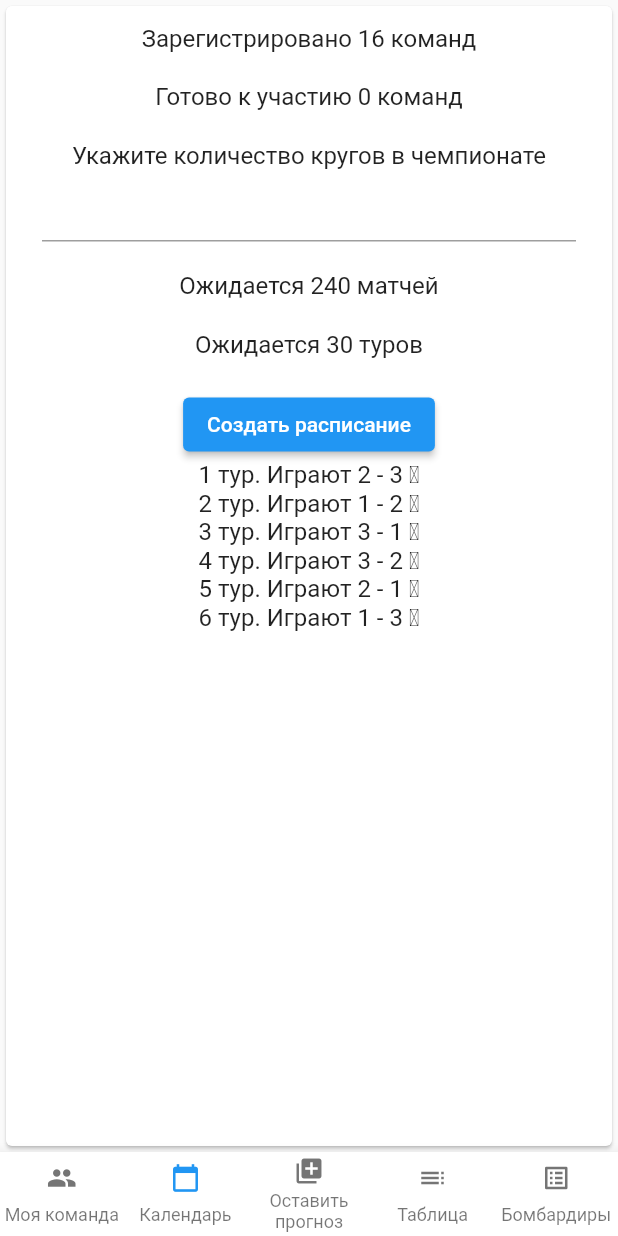
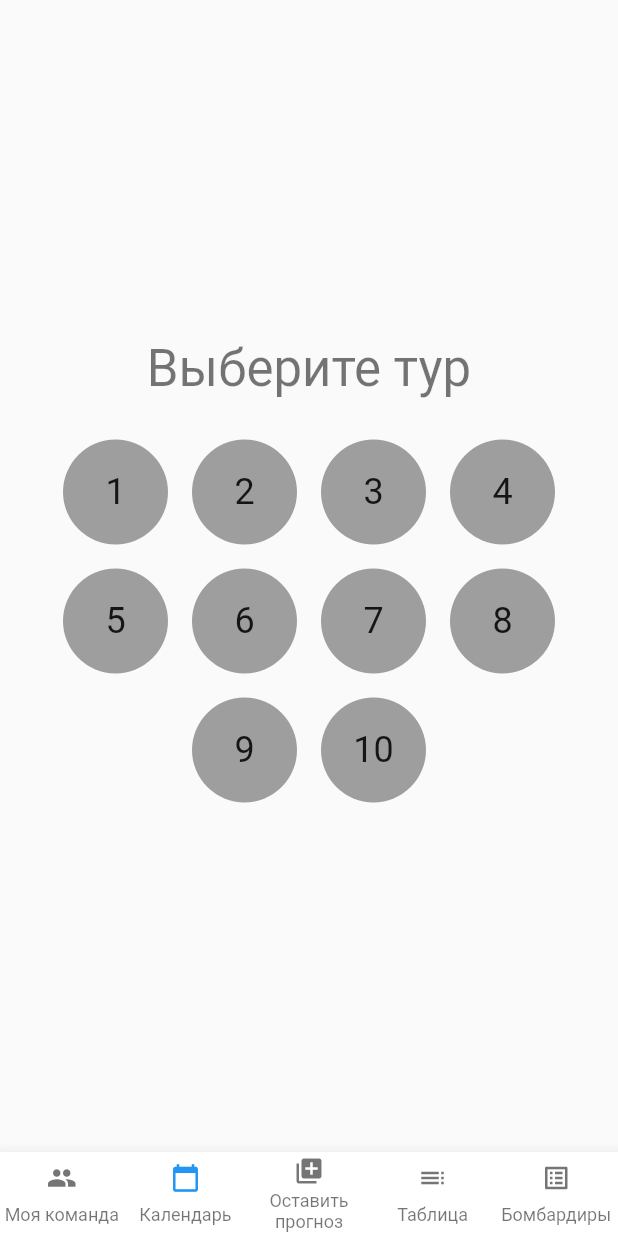
Before and after one commit to Number19thgmail/TeamCF-Admin, a Flutter app: the Homepage screen opened directly, item 2 of the bottom bar chosen, after a tap on "Создать расписание", on a phone screen of 412 x 824 dp. Run offline on Flutter 3.47's test engine with Material 2 defaults, Android fonts, the light colour scheme and no system bars; drawn by our look-alikes of custom_navigation_bar; our stand-ins replace adaptive_dialog, cloud_firestore, firebase_auth, firebase_core, fluttertoast, google_sign_in; missing offline and left inert: date_range_picker; accounts and stored records are empty.

Commit message:
Отображение списка туров

```diff
--- a/team_c_f/lib/data/schedule.dart
+++ b/team_c_f/lib/data/schedule.dart
@@ -8,10 +8,11 @@ class Tour {
   String docId; // Идентификатор документа с информацией о туре
   final String tour; // Номер тура
   final List<String> pair; // Список участников тура
-  List<Match> matches; // Список матчей тура
-  DateTime deadline; // Время дедлайна
-  DateTime ending; // Время завершения последнего матча + 2 часа
-  bool _show; // Флаг показа прогнозов //! изменяется администратором
+  List<Match> matches = []; // Список матчей тура
+  DateTime deadline = DateTime(2040); // Время дедлайна
+  DateTime ending =
+      DateTime(2040); // Время завершения последнего матча + 2 часа
+  bool _show = false; // Флаг показа прогнозов //! изменяется администратором
 
   Tour.basic({
     // Именованный конструктор, используемый администраторами для создания расписания
@@ -49,7 +50,7 @@ class Tour {
     return {
       'Tour': tour,
       'Pair': jsonEncode(pair),
-      'Matchs': jsonEncode(matches.map((e) => e.toString()).toList()),
+      'Matchs': jsonEncode(matches.map((e) => e.toMap()).toList()),
       'Deadline': DateFormat('yyyy-MM-dd HH:mm').format(deadline),
       'Ending': DateFormat('yyyy-MM-dd HH:mm').format(ending),
       'Show': _show,
--- a/team_c_f/lib/data/tournament.dart
+++ b/team_c_f/lib/data/tournament.dart
@@ -111,6 +111,7 @@ class Tournament with ChangeNotifier {
   }
 
   void confirmPlayer({@required String uid, @required bool confirm}) {
+    // Подтверждение игрока и доабвление его в команду
     Player p = allPlayers.where((player) => player.uid == uid).single;
     Team t = allTeams.where((team) => team.title == p.team).single;
     p.confirmed = confirm;
@@ -122,6 +123,7 @@ class Tournament with ChangeNotifier {
   }
 
   void removePlayerFromMyTeam({@required String uid}) {
+    // Удаление игрока из команды и обнуление команды у игрока
     Player p = allPlayers.where((player) => player.uid == uid).first;
     Team t = allTeams.where((team) => team.title == p.team).first;
     p.confirmed = false;
@@ -132,4 +134,18 @@ class Tournament with ChangeNotifier {
 
     notifyListeners();
   }
+
+  void createSchedule({@required List<Tour> tours}) {
+    //Создание расписания
+    tours.forEach(
+      (tour) {
+        Tour t = Tour.basic(tour: tour.tour, pair: tour.pair);
+        schedule.add(t);
+        DatabaseService().addTour(tour: t);
+      },
+    );
+    //schedule.add(Tour.basic(tour: tour, pair: pair));
+
+    notifyListeners();
+  }
 }
--- /dev/null
+++ b/team_c_f/lib/element/createschedule.dart
@@ -0,0 +1,143 @@
+import 'package:flutter/material.dart';
+import 'package:flutter/services.dart';
+import 'package:provider/provider.dart';
+import 'package:team_c_f/data/schedule.dart';
+import 'package:team_c_f/data/tournament.dart';
+import 'package:team_c_f/servise/make.dart';
+
+class CreateSchedule extends StatefulWidget {
+  // Класс отображающий виджет для создания основы расписания
+  const CreateSchedule({Key key}) : super(key: key);
+
+  @override
+  _CreateScheduleState createState() => _CreateScheduleState();
+}
+
+class _CreateScheduleState extends State<CreateSchedule> {
+  TextEditingController circle = TextEditingController();
+  List<Tour> timetable = [];
+  void createTimetable() {
+    List<String> teams = [
+      '1',
+      '2',
+      '3',
+      '4',
+      '5'
+    ]; //context.read<Tournament>().allTeamNames;
+    List<Tour> curr = [];
+    int circles = 2; //int.parse(circle.text);
+    int count = teams.length;
+    int tour = (count.isEven ? count - 1 : count);
+    for (int q = 0; q < circles; q++) {
+      for (int i = 0; i < tour; i++) {
+        List<String> pair = [];
+        for (int j = 0; j < count ~/ 2; j++) {
+          int k = count.isEven ? j : j + 1;
+          int home = i.isOdd
+              ? k == 0
+                  ? count - 1
+                  : (count ~/ 2 + i ~/ 2 + k + (count.isEven ? 0 : 1)) %
+                      (count.isOdd ? count : count - 1)
+              : k + i ~/ 2;
+          int away = i.isOdd
+              ? count ~/ 2 + i ~/ 2 - j
+              : k == 0
+                  ? count - 1
+                  : (count + i ~/ 2 - 1 - k + (count.isEven ? 0 : 1)) %
+                      (count.isOdd ? count : count - 1);
+          String element = q.isEven
+              ? teams[home] + ' - ' + teams[away]
+              : teams[away] + ' - ' + teams[home];
+          pair.add(element);
+        }
+        curr.add(Tour.basic(tour: (i + 1 + q * tour).toString(), pair: pair));
+      }
+    }
+    context.read<Tournament>().createSchedule(tours: curr);
+    setState(() {
+      timetable = curr;
+    });
+  }
+
+  @override
+  Widget build(BuildContext context) {
+    int registTeam = 16; //context.watch<Tournament>().allTeams.length;
+    int fullTeam = context
+        .read<Tournament>()
+        .allTeams
+        .where((team) => team.members.length == 3)
+        .length;
+    return Container(
+      child: Container(
+        child: Card(
+          child: ListTile(
+            title: Container(
+              padding: const EdgeInsets.all(8.0),
+              child: Column(
+                children: [
+                  Text(
+                    showRegisterTeam(registTeam) + ' ' + showTeam(registTeam),
+                  ),
+                  SizedBox(height: 20),
+                  Text(
+                    showFullTeam(fullTeam) + ' ' + showTeam(fullTeam),
+                  ),
+                  SizedBox(height: 20),
+                  Text('Укажите количество кругов в чемпионате'),
+                  TextField(
+                    controller: circle,
+                    textAlign: TextAlign.center,
+                    keyboardType: TextInputType.number,
+                    inputFormatters: <TextInputFormatter>[
+                      FilteringTextInputFormatter.allow(RegExp(r'[0-9]')),
+                    ],
+                  ),
+                  SizedBox(height: 20),
+                  Text(
+                    'Ожидается ' +
+                        showMatches(
+                          teams: registTeam,
+                          circles: 2,
+                        ),
+                  ),
+                  SizedBox(height: 20),
+                  Text(
+                    'Ожидается ' +
+                        showTours(
+                          teams: registTeam,
+                          circles: 2,
+                        ),
+                  ),
+                  SizedBox(height: 20),
+                  ElevatedButton(
+                    onPressed: createTimetable,
+                    child: Text(
+                      'Создать расписание',
+                    ),
+                  ),
+                  SingleChildScrollView(
+                    child: Column(
+                      children: [
+                        ...timetable.map(
+                          (tour) {
+                            String str = '';
+                            tour.pair.forEach(
+                              (pair) {
+                                str += pair + ' \b';
+                              },
+                            );
+                            return Text(tour.tour + ' тур. Играют $str');
+                          },
+                        ).toList(),
+                      ],
+                    ),
+                  ),
+                ],
+              ),
+            ),
+          ),
+        ),
+      ),
+    );
+  }
+}
--- /dev/null
+++ b/team_c_f/lib/element/schedule.dart
@@ -0,0 +1,35 @@
+import 'package:flutter/material.dart';
+import 'package:team_c_f/data/schedule.dart';
+
+class TourView extends StatelessWidget {
+  final Tour tour;
+  const TourView({Key key, @required this.tour}) : super(key: key);
+
+  @override
+  Widget build(BuildContext context) {
+    return Container(
+      margin: const EdgeInsets.all(8.0),
+      child: CircleAvatar(
+        backgroundColor: tour.show ? Colors.green : Colors.grey,
+        radius: 35,
+        child: Column(
+          mainAxisSize: MainAxisSize.max,
+          mainAxisAlignment: MainAxisAlignment.center,
+          children: [
+            Text(
+              tour.tour,
+              style: Theme.of(context).textTheme.headline5,
+            ),
+            tour.tour.split(' ').length != 1
+                ? Text(
+                    tour.tour.substring(4),
+                    style: Theme.of(context).textTheme.subtitle1,
+                  )
+                : SizedBox(),
+          ],
+        ),
+        //Text(tour.show ? 'Посмотреть тур' : 'Прогнозы недоступны'),
+      ),
+    );
+  }
+}
--- a/team_c_f/lib/page/home.dart
+++ b/team_c_f/lib/page/home.dart
@@ -1,6 +1,6 @@
 import 'package:flutter/material.dart';
 import 'package:team_c_f/view/forecast.dart';
-import 'package:team_c_f/view/schedule.dart';
+import 'package:team_c_f/view/emptyschedule.dart';
 import 'package:team_c_f/view/scorers.dart';
 import 'package:team_c_f/view/table.dart';
 import 'package:team_c_f/view/team.dart';
--- a/team_c_f/lib/servise/operationdb.dart
+++ b/team_c_f/lib/servise/operationdb.dart
@@ -61,6 +61,13 @@ class DatabaseService {
     teamsCollection.doc(team.docId).update(
           team.toMap(),
         );
+  }
+
+  void addTour({@required Tour tour}) {
+    // Добавление тура на сервер
+    scheduleCollection
+        .add(tour.toMap())
+        .then((reaponse) => tour.docId = reaponse.id);
   }
 
 //! not used
--- /dev/null
+++ b/team_c_f/lib/view/emptyschedule.dart
@@ -0,0 +1,22 @@
+import 'package:flutter/material.dart';
+import 'package:provider/provider.dart';
+import 'package:team_c_f/data/tournament.dart';
+import 'package:team_c_f/element/createschedule.dart';
+import 'package:team_c_f/view/schedule.dart';
+
+class ScheduleView extends StatefulWidget {
+  // Если расписание отсутствует
+  const ScheduleView({Key key}) : super(key: key);
+
+  @override
+  _ScheduleViewState createState() => _ScheduleViewState();
+}
+
+class _ScheduleViewState extends State<ScheduleView> {
+  @override
+  Widget build(BuildContext context) {
+    return context.watch<Tournament>().schedule.isNotEmpty
+        ? ShowSchedules()
+        : CreateSchedule();
+  }
+}
--- a/team_c_f/lib/view/schedule.dart
+++ b/team_c_f/lib/view/schedule.dart
@@ -1,140 +1,39 @@
 import 'package:flutter/material.dart';
-import 'package:flutter/services.dart';
 import 'package:provider/provider.dart';
-import 'package:team_c_f/data/schedule.dart';
 import 'package:team_c_f/data/tournament.dart';
-import 'package:team_c_f/servise/make.dart';
+import 'package:team_c_f/element/schedule.dart';
 
-class ScheduleView extends StatefulWidget {
+class ShowSchedules extends StatefulWidget {
   // Класс, отображающий результаты тура, по умолчанию текущего
-  const ScheduleView({Key key}) : super(key: key);
+  const ShowSchedules({Key key}) : super(key: key);
 
   @override
-  _ScheduleViewState createState() => _ScheduleViewState();
+  _ShowSchedulesState createState() => _ShowSchedulesState();
 }
 
-class _ScheduleViewState extends State<ScheduleView> {
-  TextEditingController circle = TextEditingController();
-  List<Tour> timetable = [];
-
+class _ShowSchedulesState extends State<ShowSchedules> {
   @override
   Widget build(BuildContext context) {
-    int registTeam = 16; //context.watch<Tournament>().allTeams.length;
-    int fullTeam = context
-        .read<Tournament>()
-        .allTeams
-        .where((team) => team.members.length == 3)
-        .length;
     return Container(
-      child: Card(
-        child: ListTile(
-          title: Container(
-            padding: const EdgeInsets.all(8.0),
+      width: double.infinity,
       child: Column(
+        mainAxisAlignment: MainAxisAlignment.center,
         children: [
           Text(
-                  showRegisterTeam(registTeam) + ' ' + showTeam(registTeam),
+            'Выберите тур',
+            style: Theme.of(context).textTheme.headline4,
           ),
           SizedBox(height: 20),
-                Text(
-                  showFullTeam(fullTeam) + ' ' + showTeam(fullTeam),
-                ),
-                SizedBox(height: 20),
-                Text('Укажите количество кругов в чемпионате'),
-                TextField(
-                  controller: circle,
-                  textAlign: TextAlign.center,
-                  keyboardType: TextInputType.number,
-                  inputFormatters: <TextInputFormatter>[
-                    FilteringTextInputFormatter.allow(RegExp(r'[0-9]')),
+          Wrap(
+            alignment: WrapAlignment.center,
+            children: [
+              ...context.read<Tournament>().schedule.map((tour) {
+                return TourView(tour: tour);
+              }).toList()
             ],
-                ),
-                SizedBox(height: 20),
-                Text(
-                  'Ожидается ' +
-                      showMatches(
-                        teams: registTeam,
-                        circles: 2,
-                      ),
-                ),
-                SizedBox(height: 20),
-                Text(
-                  'Ожидается ' +
-                      showTours(
-                        teams: registTeam,
-                        circles: 2,
-                      ),
-                ),
-                SizedBox(height: 20),
-                ElevatedButton(
-                  onPressed: createTimetable,
-                  child: Text(
-                    'Создать расписание',
-                  ),
-                ),
-                SingleChildScrollView(
-                  child: Column(
-                    children: [
-                      ...timetable.map(
-                        (tour) {
-                          String str = '';
-                          tour.pair.forEach(
-                            (pair) {
-                              str += pair + ' \b';
-                            },
-                          );
-                          return Text(tour.tour + ' тур. Играют $str');
-                        },
-                      ).toList(),
-                    ],
-                  ),
           ),
         ],
       ),
-          ),
-        ),
-      ),
-      //Text('Выбираем тур и показываем его результаты или календарь'),
     );
   }
-
-  void createTimetable() {
-    List<String> teams = [
-      '1',
-      '2',
-      '3',
-    ]; //context.read<Tournament>().allTeamNames;
-    List<Tour> curr = [];
-    int circles = 2; //int.parse(circle.text);
-    int count = teams.length;
-    int tour = (count.isEven ? count - 1 : count);
-    for (int q = 0; q < circles; q++) {
-      for (int i = 0; i < tour; i++) {
-        List<String> pair = [];
-        for (int j = 0; j < count ~/ 2; j++) {
-          int k = count.isEven ? j : j + 1;
-          int home = i.isOdd
-              ? k == 0
-                  ? count - 1
-                  : (count ~/ 2 + i ~/ 2 + k + (count.isEven ? 0 : 1)) %
-                      (count.isOdd ? count : count - 1)
-              : k + i ~/ 2;
-          int away = i.isOdd
-              ? count ~/ 2 + i ~/ 2 - j
-              : k == 0
-                  ? count - 1
-                  : (count + i ~/ 2 - 1 - k + (count.isEven ? 0 : 1)) %
-                      (count.isOdd ? count : count - 1);
-          String element = q.isEven
-              ? teams[home] + ' - ' + teams[away]
-              : teams[away] + ' - ' + teams[home];
-          pair.add(element);
 }
-        curr.add(Tour.basic(tour: (i + 1 + q * tour).toString(), pair: pair));
-      }
-    }
-    setState(() {
-      timetable = curr;
-    });
-  }
-}
```
Lines whose indentation alone changed are shown as unchanged.
